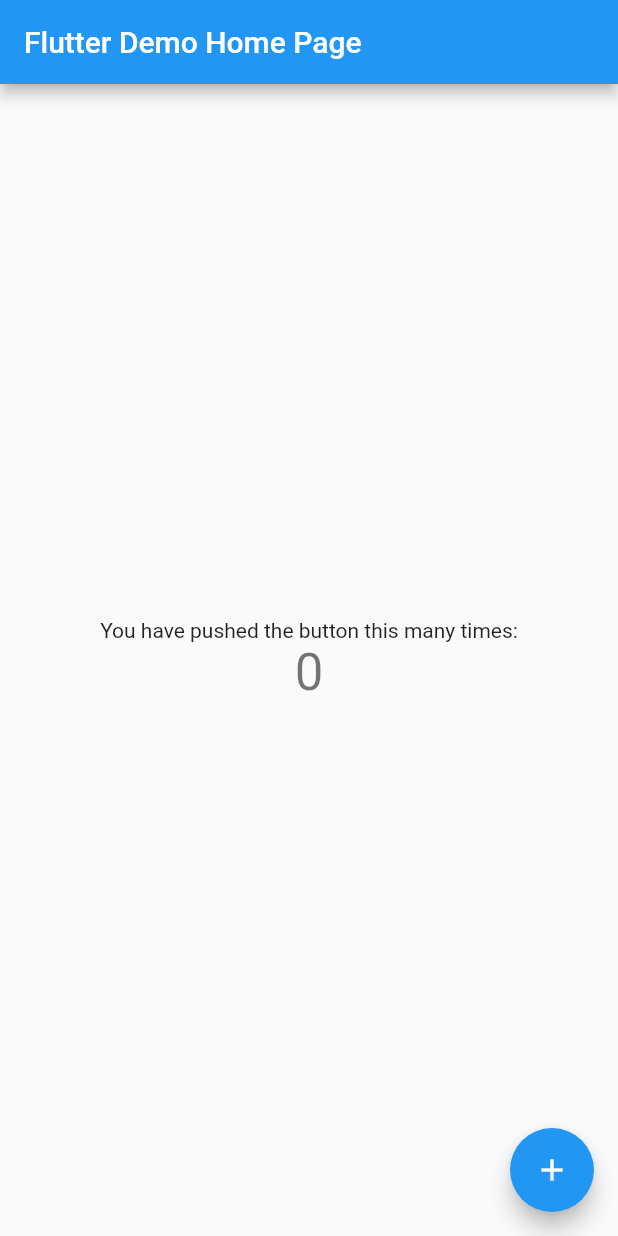
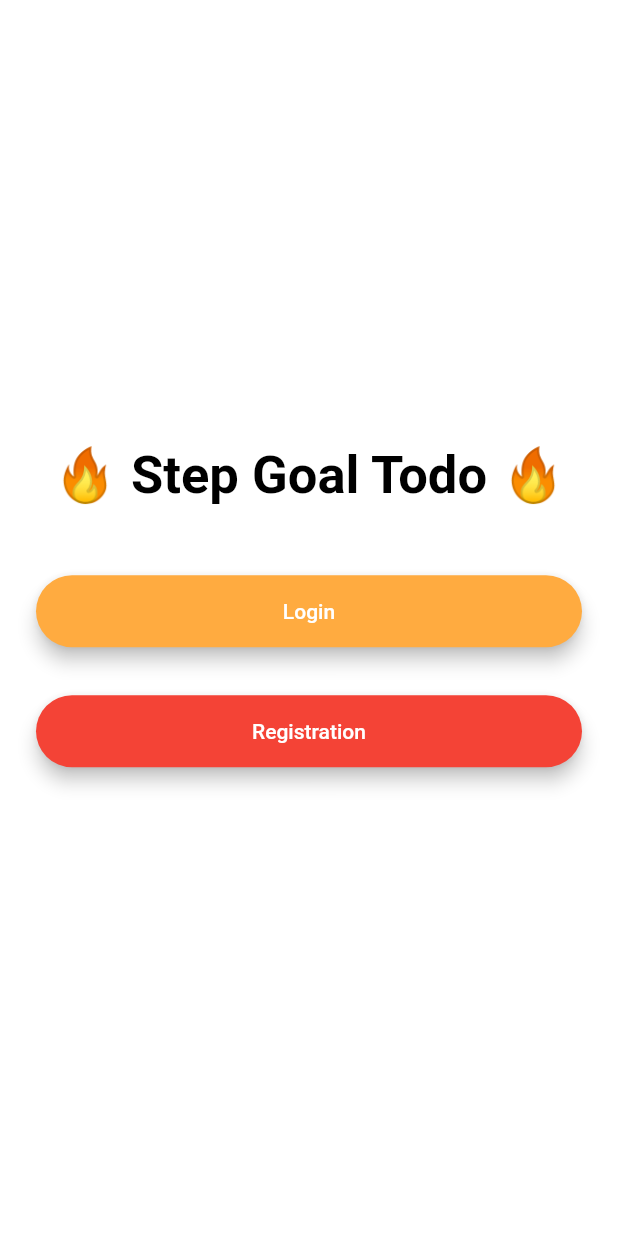
Before and after one commit to hideyu/step_todo, a Flutter app: the screen it shows after launch, on a phone screen of 412 x 824 dp. Run offline on Flutter 3.47's test engine with Material 2 defaults, Android fonts, the phone set to English and light mode, and no system bars; our stand-ins replace firebase_auth, firebase_core; accounts and stored records are empty.

```diff
--- /dev/null
+++ b/lib/components/rounded_button.dart
@@ -0,0 +1,30 @@
+import 'package:flutter/material.dart';
+
+class RoundedButton extends StatelessWidget {
+  RoundedButton({this.color, this.title, @required this.onPressed});
+
+  final Color color;
+  final String title;
+  final Function onPressed;
+
+  @override
+  Widget build(BuildContext context) {
+    return Padding(
+      padding: EdgeInsets.symmetric(vertical: 16.0),
+      child: Material(
+        elevation: 5.0,
+        color: color,
+        borderRadius: BorderRadius.circular(30.0),
+        child: MaterialButton(
+          onPressed: onPressed,
+          minWidth: 200.0,
+          height: 42.0,
+          child: Text(
+            title,
+            style: TextStyle(color: Colors.white),
+          ),
+        ),
+      ),
+    );
+  }
+}
--- a/lib/main.dart
+++ b/lib/main.dart
@@ -1,117 +1,29 @@
 import 'package:flutter/material.dart';
+import 'package:firebase_core/firebase_core.dart';
+import 'package:step_todo/screens/login_screen.dart';
+import 'package:step_todo/screens/main_timeline_sreen.dart';
+import 'package:step_todo/screens/registration_screen.dart';
+import 'package:step_todo/screens/welcome_screen.dart';
 
-void main() {
+void main() async {
+  WidgetsFlutterBinding.ensureInitialized();
+  await Firebase.initializeApp();
   runApp(MyApp());
 }
 
 class MyApp extends StatelessWidget {
-  // This widget is the root of your application.
   @override
   Widget build(BuildContext context) {
     return MaterialApp(
-      title: 'Flutter Demo',
-      theme: ThemeData(
-        // This is the theme of your application.
-        //
-        // Try running your application with "flutter run". You'll see the
-        // application has a blue toolbar. Then, without quitting the app, try
-        // changing the primarySwatch below to Colors.green and then invoke
-        // "hot reload" (press "r" in the console where you ran "flutter run",
-        // or simply save your changes to "hot reload" in a Flutter IDE).
-        // Notice that the counter didn't reset back to zero; the application
-        // is not restarted.
-        primarySwatch: Colors.blue,
-        // This makes the visual density adapt to the platform that you run
-        // the app on. For desktop platforms, the controls will be smaller and
-        // closer together (more dense) than on mobile platforms.
-        visualDensity: VisualDensity.adaptivePlatformDensity,
-      ),
-      home: MyHomePage(title: 'Flutter Demo Home Page'),
+      title: 'Step Goal Todo',
+      home: WelcomeScreen(),
+      initialRoute: WelcomeScreen.id,
+      routes: {
+        WelcomeScreen.id: (context) => WelcomeScreen(),
+        MainTimeLineScreen.id: (context) => MainTimeLineScreen(),
+        RegistrationScreen.id: (context) => RegistrationScreen(),
+        LoginScreen.id: (context) => LoginScreen(),
+      },
     );
   }
 }
-
-class MyHomePage extends StatefulWidget {
-  MyHomePage({Key key, this.title}) : super(key: key);
-
-  // This widget is the home page of your application. It is stateful, meaning
-  // that it has a State object (defined below) that contains fields that affect
-  // how it looks.
-
-  // This class is the configuration for the state. It holds the values (in this
-  // case the title) provided by the parent (in this case the App widget) and
-  // used by the build method of the State. Fields in a Widget subclass are
-  // always marked "final".
-
-  final String title;
-
-  @override
-  _MyHomePageState createState() => _MyHomePageState();
-}
-
-class _MyHomePageState extends State<MyHomePage> {
-  int _counter = 0;
-
-  void _incrementCounter() {
-    setState(() {
-      // This call to setState tells the Flutter framework that something has
-      // changed in this State, which causes it to rerun the build method below
-      // so that the display can reflect the updated values. If we changed
-      // _counter without calling setState(), then the build method would not be
-      // called again, and so nothing would appear to happen.
-      _counter++;
-    });
-  }
-
-  @override
-  Widget build(BuildContext context) {
-    // This method is rerun every time setState is called, for instance as done
-    // by the _incrementCounter method above.
-    //
-    // The Flutter framework has been optimized to make rerunning build methods
-    // fast, so that you can just rebuild anything that needs updating rather
-    // than having to individually change instances of widgets.
-    return Scaffold(
-      appBar: AppBar(
-        // Here we take the value from the MyHomePage object that was created by
-        // the App.build method, and use it to set our appbar title.
-        title: Text(widget.title),
-      ),
-      body: Center(
-        // Center is a layout widget. It takes a single child and positions it
-        // in the middle of the parent.
-        child: Column(
-          // Column is also a layout widget. It takes a list of children and
-          // arranges them vertically. By default, it sizes itself to fit its
-          // children horizontally, and tries to be as tall as its parent.
-          //
-          // Invoke "debug painting" (press "p" in the console, choose the
-          // "Toggle Debug Paint" action from the Flutter Inspector in Android
-          // Studio, or the "Toggle Debug Paint" command in Visual Studio Code)
-          // to see the wireframe for each widget.
-          //
-          // Column has various properties to control how it sizes itself and
-          // how it positions its children. Here we use mainAxisAlignment to
-          // center the children vertically; the main axis here is the vertical
-          // axis because Columns are vertical (the cross axis would be
-          // horizontal).
-          mainAxisAlignment: MainAxisAlignment.center,
-          children: <Widget>[
-            Text(
-              'You have pushed the button this many times:',
-            ),
-            Text(
-              '$_counter',
-              style: Theme.of(context).textTheme.headline4,
-            ),
-          ],
-        ),
-      ),
-      floatingActionButton: FloatingActionButton(
-        onPressed: _incrementCounter,
-        tooltip: 'Increment',
-        child: Icon(Icons.add),
-      ), // This trailing comma makes auto-formatting nicer for build methods.
-    );
-  }
-}
--- /dev/null
+++ b/lib/screens/welcome_screen.dart
@@ -0,0 +1,57 @@
+import 'package:flutter/material.dart';
+import 'package:step_todo/components/rounded_button.dart';
+import 'package:step_todo/screens/registration_screen.dart';
+import 'package:step_todo/screens/login_screen.dart';
+
+class WelcomeScreen extends StatefulWidget {
+  static String id = 'welcome_screen';
+
+  @override
+  _WelcomeScreenState createState() => _WelcomeScreenState();
+}
+
+class _WelcomeScreenState extends State<WelcomeScreen> {
+  @override
+  Widget build(BuildContext context) {
+    return Scaffold(
+      backgroundColor: Colors.white,
+      body: Padding(
+        padding: EdgeInsets.symmetric(horizontal: 24.0),
+        child: Column(
+          mainAxisAlignment: MainAxisAlignment.center,
+          crossAxisAlignment: CrossAxisAlignment.stretch,
+          children: <Widget>[
+            Center(
+              child: Text(
+                '🔥 Step Goal Todo 🔥',
+                style: TextStyle(
+                    color: Colors.black,
+                    fontSize: 35,
+                    fontWeight: FontWeight.bold),
+              ),
+            ),
+            SizedBox(
+              height: 30.0,
+            ),
+            RoundedButton(
+              title: 'Login',
+              color: Colors.orangeAccent,
+              onPressed: () {
+                //Go to login screen.
+                Navigator.pushNamed(context, LoginScreen.id);
+              },
+            ),
+            RoundedButton(
+              title: 'Registration',
+              color: Colors.red,
+              onPressed: () {
+                //Go to login screen.
+                Navigator.pushNamed(context, RegistrationScreen.id);
+              },
+            ),
+          ],
+        ),
+      ),
+    );
+  }
+}
```
Also changed, not shown: lib/components/todo_item.dart (added, +20 -0 lines), lib/constants/constants.dart (added, +36 -0 lines), lib/screens/login_screen.dart (added, +91 -0 lines), lib/screens/main_timeline_sreen.dart (added, +44 -0 lines), lib/screens/registration_screen.dart (added, +94 -0 lines), pubspec.yaml (+5 -3 lines), pubspec.lock, 13 other files.
